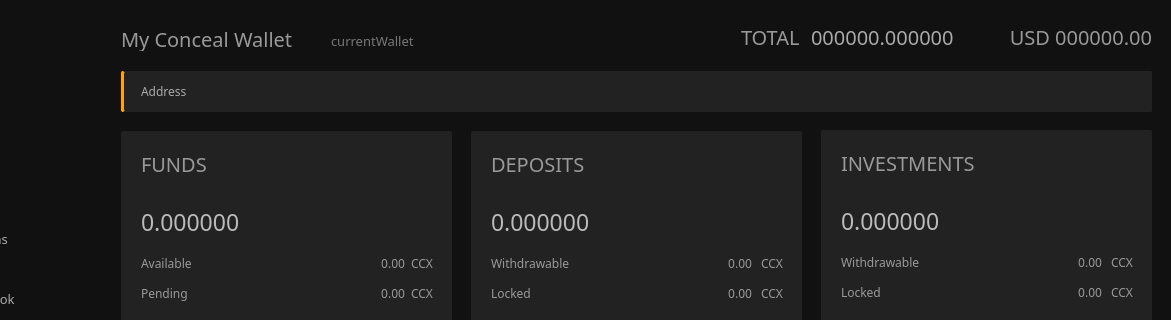
This is src/gui/ui/overviewframe.ui in ConcealNetwork/conceal-desktop as Qt 5 draws it before an edit; both pictures show x 99 to 1270 and y 0 to 320 of the 1270 by 700 pixel window. The edited form follows.
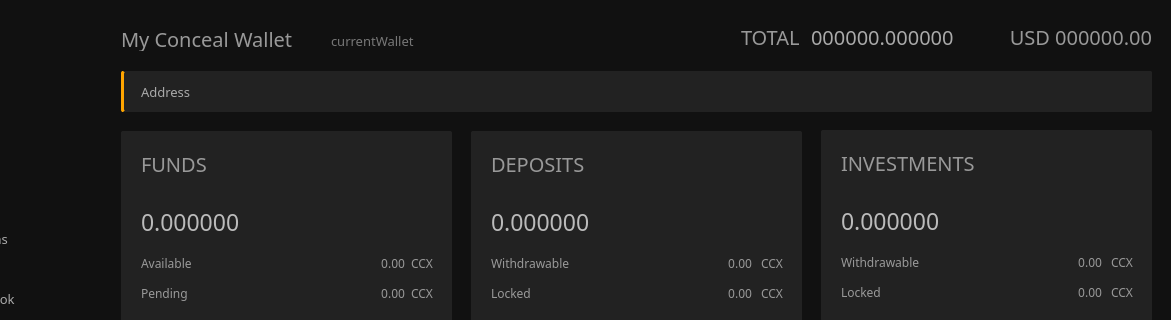
This is the edited form. Icons and pictures are not drawn.

Commit message: make wallet address more visible

What changed in the file:
```diff
--- a/src/gui/ui/overviewframe.ui
+++ b/src/gui/ui/overviewframe.ui
@@ -1199,7 +1199,7 @@
       <widget class="QPushButton" name="m_copyAddressButton">
        <property name="geometry">
         <rect>
-         <x>990</x>
+         <x>950</x>
          <y>0</y>
          <width>41</width>
          <height>41</height>
@@ -1228,7 +1228,7 @@
        <property name="font">
         <font>
          <family>Poppins</family>
-         <pointsize>9</pointsize>
+         <pointsize>10</pointsize>
         </font>
        </property>
        <property name="styleSheet">
@@ -1241,7 +1241,7 @@
       <widget class="QPushButton" name="m_qrcodebutton">
        <property name="geometry">
         <rect>
-         <x>940</x>
+         <x>990</x>
          <y>0</y>
          <width>41</width>
          <height>41</height>
```
Left out of the diff: 4 changed lines with no effect on the pictures.
